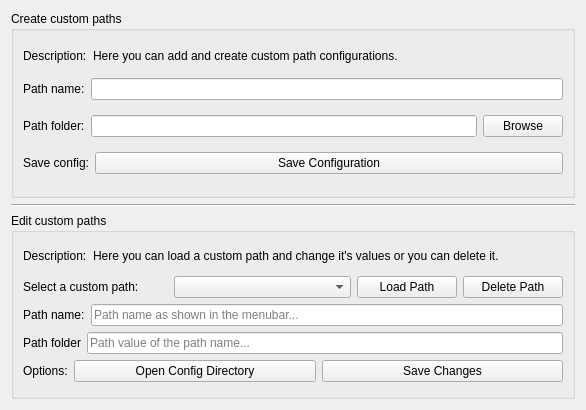
Above: src/gui/widgets/CustomPathsManager.ui from zaricj/XMLuvation before the change. Below: the same form after it.
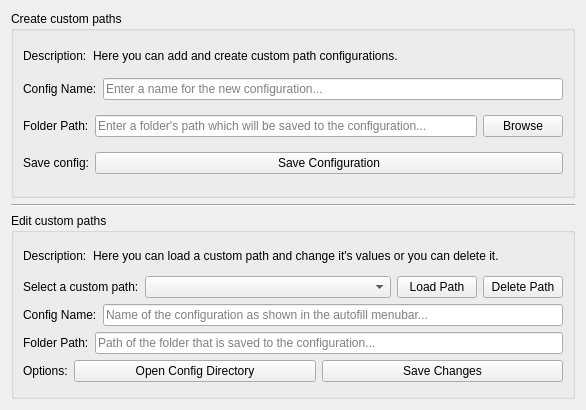
That is the form after the change. Icons and pictures are not drawn.

Commit message: Fix: "Open" menubar, false pointer to self, should be self.main_window. Refactor: Helper method names, removed underline. Change: dark_theme.qss QPushButton hover border has been removed.

The edit to the form file:
```diff
--- a/src/gui/widgets/CustomPathsManager.ui
+++ b/src/gui/widgets/CustomPathsManager.ui
@@ -79,12 +79,16 @@
           <item>
            <widget class="QLabel" name="label_path_name_2">
             <property name="text">
-             <string>Path name:</string>
+             <string>Config Name:</string>
             </property>
            </widget>
           </item>
           <item>
-           <widget class="QLineEdit" name="line_edit_custom_path_name"/>
+           <widget class="QLineEdit" name="line_edit_custom_path_name">
+            <property name="placeholderText">
+             <string>Enter a name for the new configuration...</string>
+            </property>
+           </widget>
           </item>
          </layout>
         </item>
@@ -93,12 +97,16 @@
           <item>
            <widget class="QLabel" name="label_path_folder">
             <property name="text">
-             <string>Path folder:</string>
+             <string>Folder Path:</string>
             </property>
            </widget>
           </item>
           <item>
-           <widget class="QLineEdit" name="line_edit_custom_path_value"/>
+           <widget class="QLineEdit" name="line_edit_custom_path_value">
+            <property name="placeholderText">
+             <string>Enter a folder's path which will be saved to the configuration...</string>
+            </property>
+           </widget>
           </item>
           <item>
            <widget class="QPushButton" name="button_browse_path_folder">
@@ -220,6 +228,12 @@
           </item>
           <item>
            <widget class="QComboBox" name="combobox_path_names">
+            <property name="sizePolicy">
+             <sizepolicy hsizetype="Expanding" vsizetype="Fixed">
+              <horstretch>0</horstretch>
+              <verstretch>0</verstretch>
+             </sizepolicy>
+            </property>
             <property name="placeholderText">
              <string notr="true">Custom paths...</string>
             </property>
@@ -261,14 +275,14 @@
           <item>
            <widget class="QLabel" name="label_path_name">
             <property name="text">
-             <string>Path name:</string>
+             <string>Config Name:</string>
             </property>
            </widget>
           </item>
           <item>
            <widget class="QLineEdit" name="line_edit_path_name">
             <property name="placeholderText">
-             <string>Path name as shown in the menubar...</string>
+             <string>Name of the configuration as shown in the autofill menubar...</string>
             </property>
            </widget>
           </item>
@@ -279,14 +293,14 @@
           <item>
            <widget class="QLabel" name="label_path_value">
             <property name="text">
-             <string>Path folder</string>
+             <string>Folder Path:</string>
             </property>
            </widget>
           </item>
           <item>
            <widget class="QLineEdit" name="line_edit_path_value">
             <property name="placeholderText">
-             <string>Path value of the path name...</string>
+             <string>Path of the folder that is saved to the configuration...</string>
             </property>
            </widget>
           </item>
```
The commit also changes 10 other files.
